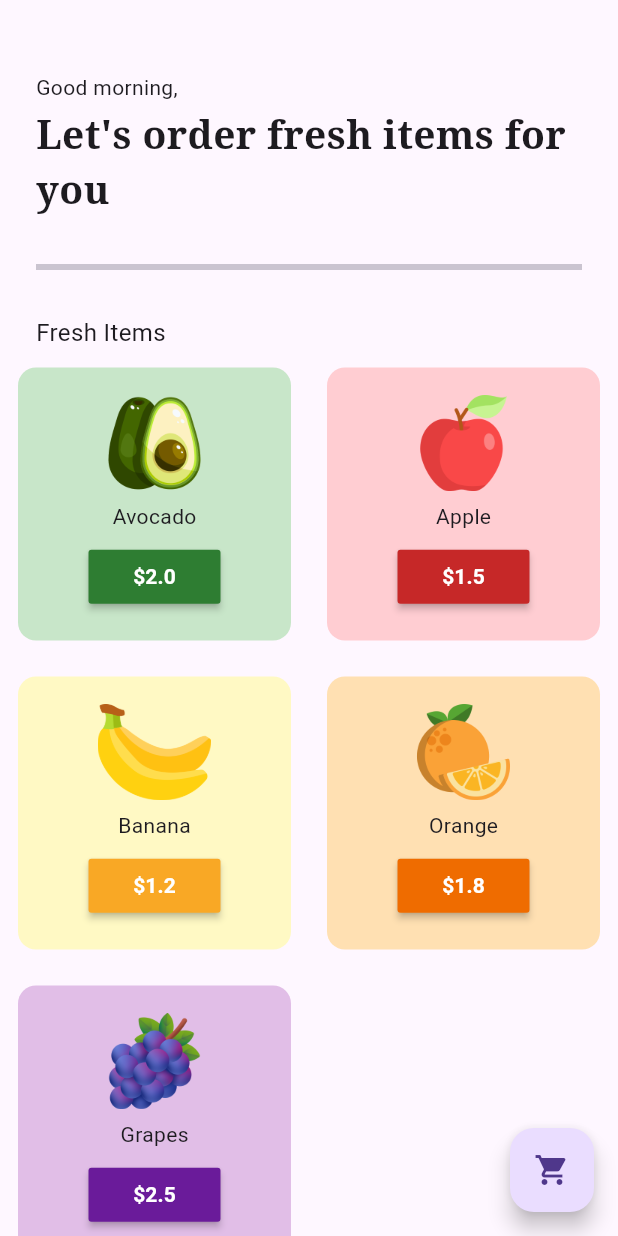
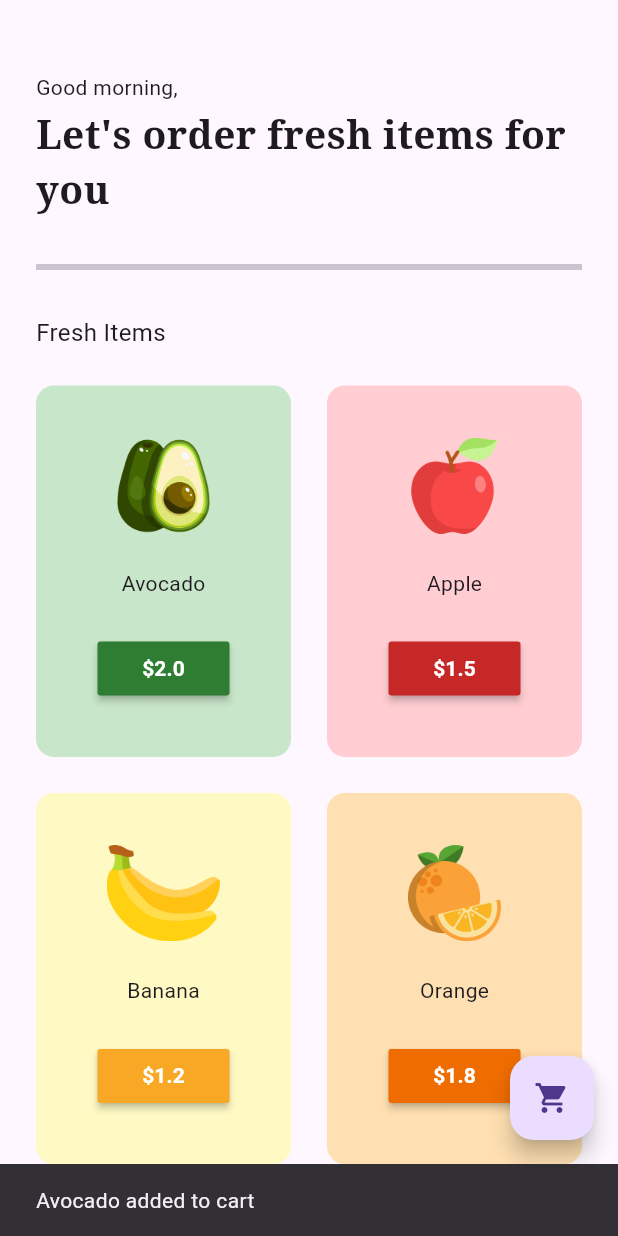
Before and after one commit to johntarus/grocery_store, a Flutter app: the HomePage screen opened directly, after a tap on an icon or button, on a phone screen of 412 x 824 dp. Run offline on Flutter 3.47's test engine with Material 3 defaults, Android fonts, the phone set to English and light mode, and no system bars; our stand-ins replace google_fonts.

Commit message:
Added cart

```diff
--- a/lib/components/grocery_item_tile.dart
+++ b/lib/components/grocery_item_tile.dart
@@ -5,7 +5,7 @@ class GroceryItemTile extends StatelessWidget {
   final String itemPrice;
   final String imagePath;
   final color;
-  void Function()? onPressed;
+  final Function() onPressed;
 
   GroceryItemTile({
     super.key,
@@ -31,7 +31,7 @@ class GroceryItemTile extends StatelessWidget {
           children: [
           Image.asset(imagePath, height: 64,),
           Text(itemName),
-          MaterialButton(onPressed: (){},
+          MaterialButton(onPressed: onPressed,
           color: color[800],
           child: Text(
             "\$$itemPrice",
--- a/lib/model/cart_model.dart
+++ b/lib/model/cart_model.dart
@@ -1,7 +1,7 @@
 import 'package:flutter/cupertino.dart';
 import 'package:flutter/material.dart';
 
-class CartModel extends ChangeNotifier{
+class CartModel extends ChangeNotifier {
   final List _shopItems = [
     ["Avocado", 2.00, "lib/images/avocado.png", Colors.green],
     ["Apple", 1.50, "lib/images/apple.png", Colors.red],
@@ -9,28 +9,25 @@ class CartModel extends ChangeNotifier{
     ["Orange", 1.80, "lib/images/orange.png", Colors.orange],
     ["Grapes", 2.50, "lib/images/grapes.png", Colors.purple],
   ];
+
   List _cartItems = [];
 
-  get shopItems => _shopItems;
+  List get shopItems => _shopItems;
+  List get cartItems => _cartItems;
 
-  get cartItems => _cartItems;
-
-  //add item to cart
   void addToCart(int index) {
-    _cartItems.add(_shopItems[index]);
+    // Create a new list with the item data (not a reference)
+    _cartItems.add([..._shopItems[index]]);
     notifyListeners();
   }
-  //remove item from cart
+
   void removeFromCart(int index) {
     _cartItems.removeAt(index);
     notifyListeners();
   }
-  //calculate total price
-String calculateTotalPrice() {
-    double totalPrice = 0.0;
-    for (int i = 0; i < _cartItems.length; i++) {
-      totalPrice += double.parse(_cartItems[i][1]);
-    }
-    return totalPrice.toStringAsFixed(2);
+
+  String calculateTotalPrice() {
+    double total = _cartItems.fold(0.0, (sum, item) => sum + (item[1] as double));
+    return total.toStringAsFixed(2);
   }
 }
--- a/lib/pages/home_page.dart
+++ b/lib/pages/home_page.dart
@@ -22,7 +22,7 @@ class HomePage extends StatelessWidget {
           const SizedBox(height: 48),
 
           const Padding(
-            padding: const EdgeInsets.symmetric(horizontal: 24.0),
+            padding: EdgeInsets.symmetric(horizontal: 24.0),
             child: Text("Good morning,"),
           ),
           const SizedBox(height: 4),
@@ -52,32 +52,35 @@ class HomePage extends StatelessWidget {
           ),
 
           Expanded(
-              child: Consumer<CartModel>(builder:
-              (context, value, child) {
+            child: Consumer<CartModel>(
+              builder: (context, cart, child) {
                 return GridView.builder(
-                    itemCount: value.shopItems.length,
-                    gridDelegate: SliverGridDelegateWithFixedCrossAxisCount(
+                  padding: const EdgeInsets.all(12),
+                  itemCount: cart.shopItems.length,
+                  gridDelegate: const SliverGridDelegateWithFixedCrossAxisCount(
                     crossAxisCount: 2,
-                        // childAspectRatio: 1 / 1.2,
+                    childAspectRatio: 1/1.4,
                   ),
-                    itemBuilder: (context, index){
-                      return GroceryItemTile(itemName:
-                        value.shopItems[index][0],
-                        itemPrice: value.shopItems[index][1].toString(),
-                        imagePath: value.shopItems[index][2],
-                        color: value.shopItems[index][3],
+                  itemBuilder: (context, index) {
+                    return GroceryItemTile(
+                      itemName: cart.shopItems[index][0],
+                      itemPrice: cart.shopItems[index][1].toString(),
+                      imagePath: cart.shopItems[index][2],
+                      color: cart.shopItems[index][3],
                       onPressed: () {
-                          // value.addToCart(value.shopItems[index]);
+                        cart.addToCart(index);
                         ScaffoldMessenger.of(context).showSnackBar(
                           SnackBar(
-                              content: Text("${value.shopItems[index][0]} added to cart"),
+                            content: Text("${cart.shopItems[index][0]} added to cart"),
                             duration: const Duration(seconds: 1),
                           ),
                         );
-                        });
-
-                    });
-              })
+                      },
+                    );
+                  },
+                );
+              },
+            ),
           )
         ],
       )),
```
Also changed, not shown: lib/pages/cart_page.dart (+104 -1 lines). Lines whose indentation alone changed are shown as unchanged.
